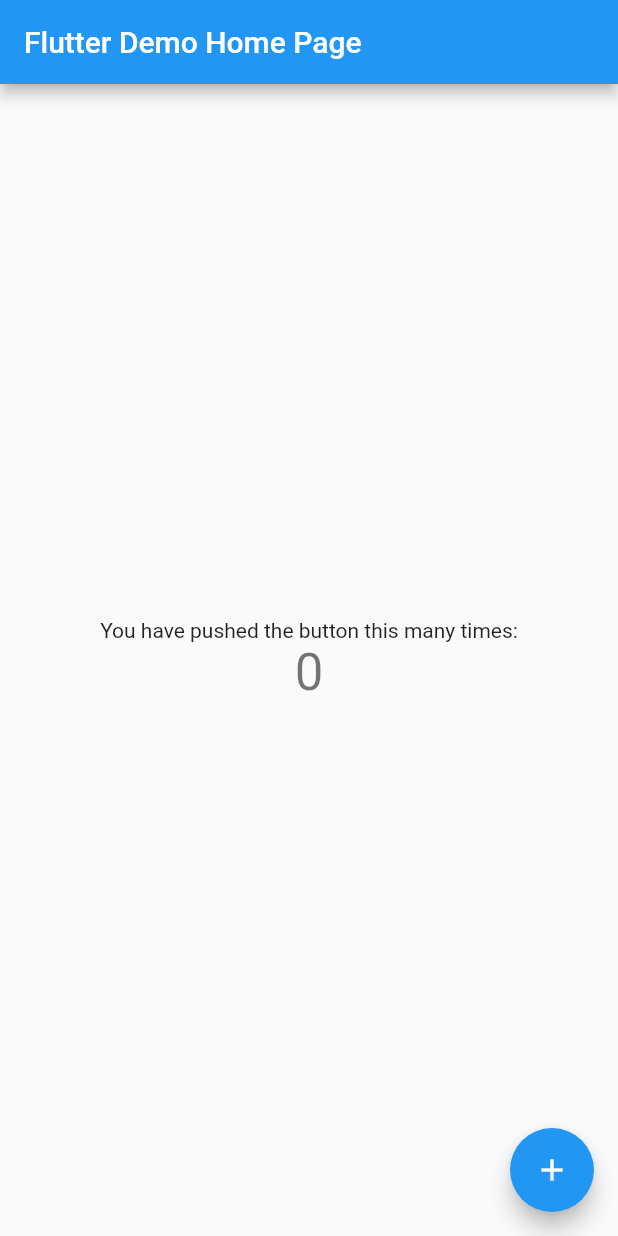
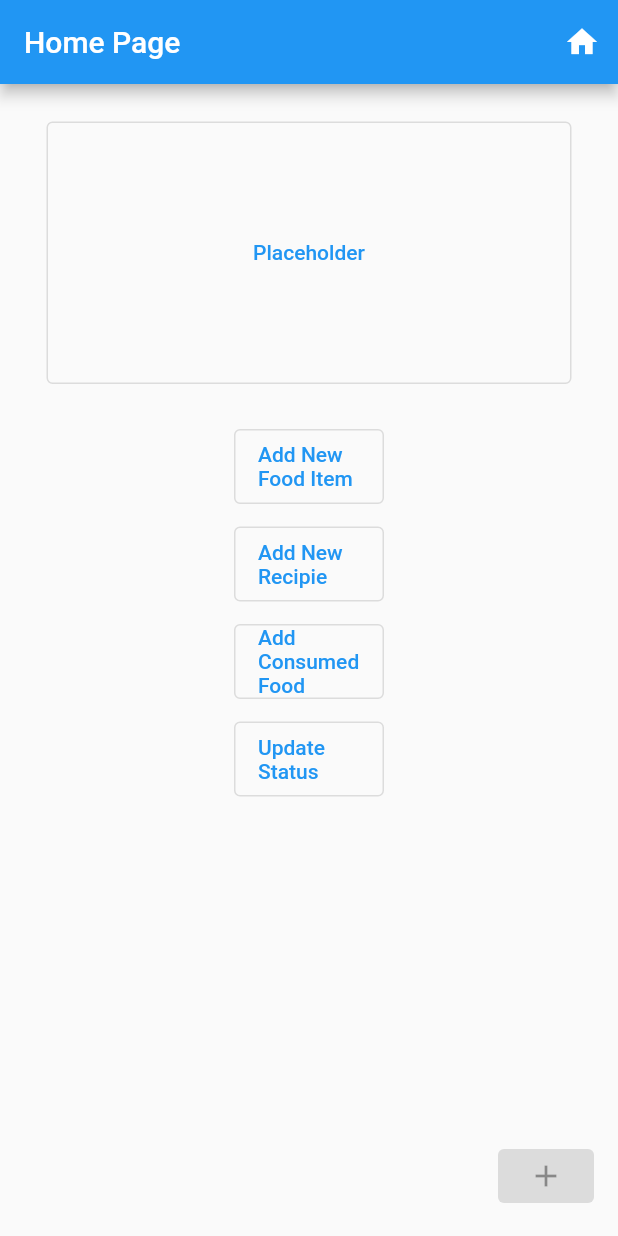
Before and after one commit to HassanYahfoufi/The-Nutrition-App, a Flutter app: the screen it shows after launch, on a phone screen of 412 x 824 dp. Run offline on Flutter 3.47's test engine with Material 2 defaults, Android fonts, the phone set to English and light mode, and no system bars.

Commit message:
Created HomePage and some custom widgets

```diff
--- /dev/null
+++ b/nutrition_app/lib/custom_widgets.dart
@@ -0,0 +1,54 @@
+import 'package:flutter/material.dart';
+
+class PageWidget extends StatefulWidget {
+  PageWidget({required this.home, required this.pageName, required this.body, this.onPressed, super.key});
+  String pageName;
+  List<Widget> body;
+  void Function() home;
+  void Function()? onPressed;
+
+  @override
+  State<PageWidget> createState() => _PageWidgetState();
+}
+
+class _PageWidgetState extends State<PageWidget> {
+  @override
+  Widget build(BuildContext context) {
+
+    return Scaffold(
+            appBar: AppBar(actions: [IconButton(onPressed: widget.home, icon: Icon(Icons.home))], title: Text(widget.pageName)),
+            floatingActionButton: ElevatedButton(onPressed: widget.onPressed, child: const Icon(Icons.add)),
+            body: Column(
+              children: [
+                SingleChildScrollView(
+                  child: Column(children: widget.body /*const [Scaffold(body: Text("[PageWidget] Test!!!!!!!!!!!!!!!!!!!!!!!!!!!!!!!!!!!!!!!!!"),)]*/),
+                )
+              ],
+            )
+          );
+  }
+}
+
+
+class SizedOutlinedButton extends StatefulWidget {
+  SizedOutlinedButton({required this.text, required this.height, required this.width, super.key});
+  String text;
+  double height;
+  double width;
+
+
+  @override
+  State<SizedOutlinedButton> createState() => _SizedOutlinedButtonState();
+}
+
+class _SizedOutlinedButtonState extends State<SizedOutlinedButton> {
+  @override
+  Widget build(BuildContext context) {
+    return Column(
+      children: [
+
+        Container(height: widget.height, width: widget.width, child: OutlinedButton(onPressed: () {}, child: Text(widget.text)),),
+      ],
+    );
+  }
+}
--- /dev/null
+++ b/nutrition_app/lib/home_page.dart
@@ -0,0 +1,36 @@
+import 'package:flutter/material.dart';
+import 'package:nutrition_app/custom_widgets.dart';
+
+
+
+
+
+class HomePage extends StatefulWidget {
+  const HomePage({super.key});
+
+  @override
+  State<HomePage> createState() => _HomePageState();
+}
+
+class _HomePageState extends State<HomePage> {
+  double buttonHeight = 50;
+  double buttonWidth = 100;
+  double spacerHeight = 15;
+  @override
+  Widget build(BuildContext context) {
+    return PageWidget(home: () {}, pageName: "Home Page", body: [Center(
+      child: Column(children: [
+        SizedBox(height: 25,),
+        SizedBox(child: OutlinedButton(onPressed: () {}, child: Text("Placeholder")), height: 175, width: 350),
+        SizedBox(height: (spacerHeight * 2)),
+        SizedOutlinedButton(text: "Add New Food Item", height: buttonHeight, width: buttonWidth),
+        SizedBox(height: spacerHeight),
+        SizedOutlinedButton(text: "Add New Recipie", height: buttonHeight, width: buttonWidth),
+        SizedBox(height: spacerHeight),
+        SizedOutlinedButton(text: "Add Consumed Food", height: buttonHeight, width: buttonWidth),
+        SizedBox(height: spacerHeight),
+        SizedOutlinedButton(text: "Update Status", height: buttonHeight, width: buttonWidth),
+      ],),
+    )]);
+  }
+}
--- a/nutrition_app/lib/main.dart
+++ b/nutrition_app/lib/main.dart
@@ -1,4 +1,38 @@
 import 'package:flutter/material.dart';
+import 'package:nutrition_app/home_page.dart';
+
+
+
+Future<void> setUpDatabase() async
+{
+  debugPrint("[main.dart-> setUpDatabase()] Start");
+  debugPrint("[main.dart-> setUpDatabase()] setting up database...");
+  debugPrint("[main.dart-> setUpDatabase()] UNDER CONSTRUCTION (this hasn't been developed yet)");
+  debugPrint("[main.dart-> setUpDatabase()] End");
+}
+
+
+/*
+void main() async{
+  await setUpDatabase();
+  runApp(
+    MaterialApp(
+      home: Scaffold(
+        body: Container(
+          decoration: const BoxDecoration(
+            gradient: LinearGradient(
+                colors: [Colors.black, Colors.purple],
+                begin: Alignment.topLeft,
+                end: Alignment.bottomRight),
+          ),
+          child: Center(child: Homepage()),
+        ),
+      ),
+    ),
+  );
+}
+*/
+
 
 void main() {
   runApp(const MyApp());
@@ -13,103 +47,9 @@
     return MaterialApp(
       title: 'Flutter Demo',
       theme: ThemeData(
-        // This is the theme of your application.
-        //
-        // Try running your application with "flutter run". You'll see the
-        // application has a blue toolbar. Then, without quitting the app, try
-        // changing the primarySwatch below to Colors.green and then invoke
-        // "hot reload" (press "r" in the console where you ran "flutter run",
-        // or simply save your changes to "hot reload" in a Flutter IDE).
-        // Notice that the counter didn't reset back to zero; the application
-        // is not restarted.
         primarySwatch: Colors.blue,
       ),
-      home: const MyHomePage(title: 'Flutter Demo Home Page'),
+      home: const HomePage(),
     );
   }
 }
-
-class MyHomePage extends StatefulWidget {
-  const MyHomePage({super.key, required this.title});
-
-  // This widget is the home page of your application. It is stateful, meaning
-  // that it has a State object (defined below) that contains fields that affect
-  // how it looks.
-
-  // This class is the configuration for the state. It holds the values (in this
-  // case the title) provided by the parent (in this case the App widget) and
-  // used by the build method of the State. Fields in a Widget subclass are
-  // always marked "final".
-
-  final String title;
-
-  @override
-  State<MyHomePage> createState() => _MyHomePageState();
-}
-
-class _MyHomePageState extends State<MyHomePage> {
-  int _counter = 0;
-
-  void _incrementCounter() {
-    setState(() {
-      // This call to setState tells the Flutter framework that something has
-      // changed in this State, which causes it to rerun the build method below
-      // so that the display can reflect the updated values. If we changed
-      // _counter without calling setState(), then the build method would not be
-      // called again, and so nothing would appear to happen.
-      _counter++;
-    });
-  }
-
-  @override
-  Widget build(BuildContext context) {
-    // This method is rerun every time setState is called, for instance as done
-    // by the _incrementCounter method above.
-    //
-    // The Flutter framework has been optimized to make rerunning build methods
-    // fast, so that you can just rebuild anything that needs updating rather
-    // than having to individually change instances of widgets.
-    return Scaffold(
-      appBar: AppBar(
-        // Here we take the value from the MyHomePage object that was created by
-        // the App.build method, and use it to set our appbar title.
-        title: Text(widget.title),
-      ),
-      body: Center(
-        // Center is a layout widget. It takes a single child and positions it
-        // in the middle of the parent.
-        child: Column(
-          // Column is also a layout widget. It takes a list of children and
-          // arranges them vertically. By default, it sizes itself to fit its
-          // children horizontally, and tries to be as tall as its parent.
-          //
-          // Invoke "debug painting" (press "p" in the console, choose the
-          // "Toggle Debug Paint" action from the Flutter Inspector in Android
-          // Studio, or the "Toggle Debug Paint" command in Visual Studio Code)
-          // to see the wireframe for each widget.
-          //
-          // Column has various properties to control how it sizes itself and
-          // how it positions its children. Here we use mainAxisAlignment to
-          // center the children vertically; the main axis here is the vertical
-          // axis because Columns are vertical (the cross axis would be
-          // horizontal).
-          mainAxisAlignment: MainAxisAlignment.center,
-          children: <Widget>[
-            const Text(
-              'You have pushed the button this many times:',
-            ),
-            Text(
-              '$_counter',
-              style: Theme.of(context).textTheme.headlineMedium,
-            ),
-          ],
-        ),
-      ),
-      floatingActionButton: FloatingActionButton(
-        onPressed: _incrementCounter,
-        tooltip: 'Increment',
-        child: const Icon(Icons.add),
-      ), // This trailing comma makes auto-formatting nicer for build methods.
-    );
-  }
-}
```
